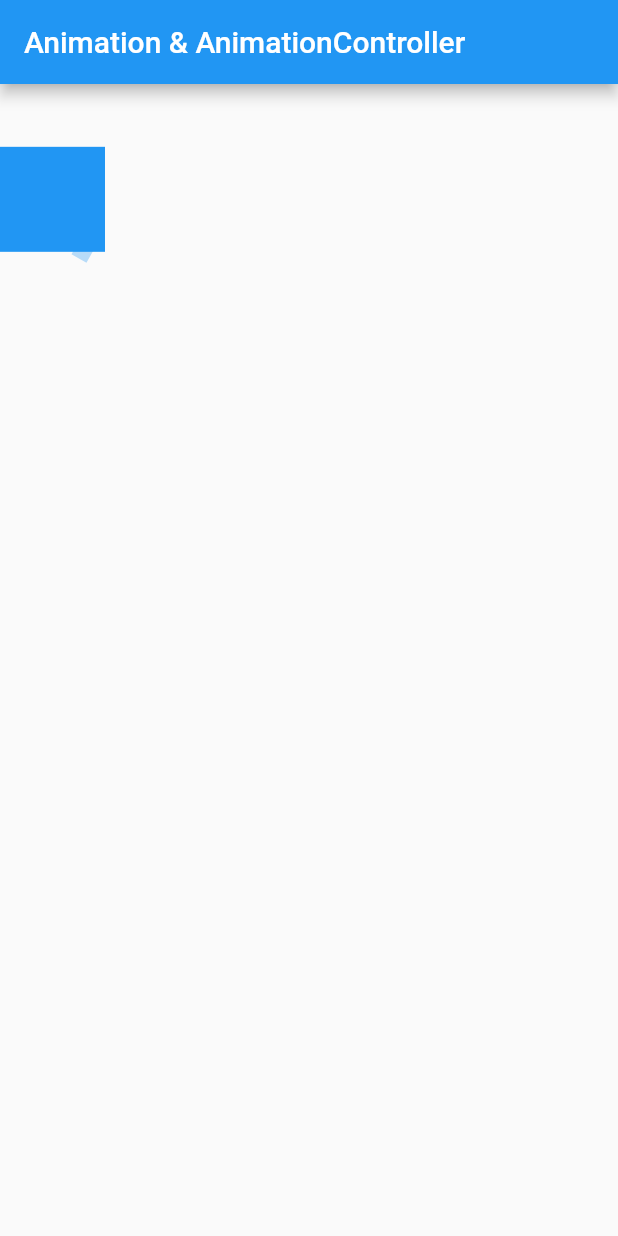
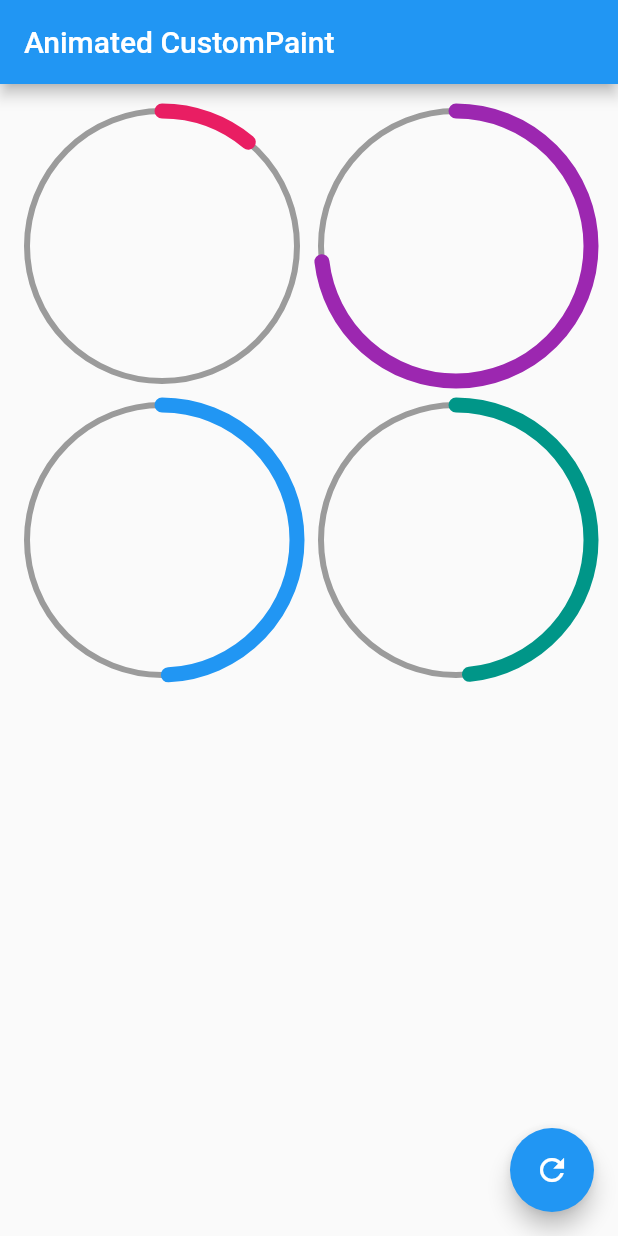
Before and after one commit to fabirt/flutter-design-practice, a Flutter app: the screen it shows after launch, on a phone screen of 412 x 824 dp. Run offline on Flutter 3.47's test engine with Material 2 defaults, Android fonts, the phone set to English and light mode, and no system bars.

Commit message:
Building an animated widget with custom painter

```diff
--- a/lib/main.dart
+++ b/lib/main.dart
@@ -1,5 +1,5 @@
 import 'package:flutter/material.dart';
-import 'package:flutter_design_practice/src/pages/animations_page.dart';
+import 'package:flutter_design_practice/src/pages/circular_progress_page.dart';
 
 void main() => runApp(MyApp());
 
@@ -9,7 +9,7 @@ class MyApp extends StatelessWidget {
     return MaterialApp(
       debugShowCheckedModeBanner: false,
       title: 'Flutter design pratice',
-      home: AnimationsPage(),
+      home: CircularProgressPage(),
     );
   }
 }
--- /dev/null
+++ b/lib/src/pages/circular_progress_page.dart
@@ -0,0 +1,52 @@
+import 'dart:math';
+
+import 'package:flutter/material.dart';
+import 'package:flutter_design_practice/src/widgets/radial_progress_indicator.dart';
+
+class CircularProgressPage extends StatefulWidget {
+  @override
+  _CircularProgressPageState createState() => _CircularProgressPageState();
+}
+
+class _CircularProgressPageState extends State<CircularProgressPage> {
+  @override
+  Widget build(BuildContext context) {
+    final random = Random();
+
+    return Scaffold(
+      appBar: AppBar(
+        title: const Text('Animated CustomPaint'),
+      ),
+      floatingActionButton: FloatingActionButton(
+        onPressed: () {
+          setState(() {});
+        },
+        child: Icon(Icons.refresh),
+      ),
+      body: Center(
+        child: GridView.count(
+          crossAxisCount: 2,
+          padding: const EdgeInsets.all(10.0),
+          children: <Widget>[
+            RadialProgressIndicator(
+              value: random.nextDouble(),
+              valueColor: Colors.pink,
+            ),
+            RadialProgressIndicator(
+              value: random.nextDouble(),
+              valueColor: Colors.purple,
+            ),
+            RadialProgressIndicator(
+              value: random.nextDouble(),
+              valueColor: Colors.blue,
+            ),
+            RadialProgressIndicator(
+              value: random.nextDouble(),
+              valueColor: Colors.teal,
+            ),
+          ],
+        ),
+      ),
+    );
+  }
+}
--- /dev/null
+++ b/lib/src/widgets/radial_progress_indicator.dart
@@ -0,0 +1,142 @@
+import 'dart:math' as math;
+
+import 'package:flutter/material.dart';
+
+class RadialProgressIndicator extends StatefulWidget {
+  /// [value] goes from `0.0` to `1.0`.
+  final double value;
+  final Color valueColor;
+  final Color backgroundColor;
+
+  const RadialProgressIndicator({
+    Key key,
+    this.value = 0.0,
+    this.valueColor,
+    this.backgroundColor,
+  }) : super(key: key);
+
+  @override
+  _RadialProgressIndicatorState createState() =>
+      _RadialProgressIndicatorState();
+}
+
+class _RadialProgressIndicatorState extends State<RadialProgressIndicator>
+    with SingleTickerProviderStateMixin {
+  AnimationController _controller;
+
+  static const _duration = Duration(milliseconds: 400);
+
+  @override
+  void initState() {
+    super.initState();
+    _controller = AnimationController(
+      vsync: this,
+      duration: _duration,
+    );
+
+    if (widget.value > 0.0 && widget.value <= 1.0) {
+      _controller.animateTo(
+        widget.value,
+        curve: Curves.easeOut,
+        duration: _duration,
+      );
+    }
+  }
+
+  @override
+  void dispose() {
+    _controller.dispose();
+    super.dispose();
+  }
+
+  @override
+  void didUpdateWidget(RadialProgressIndicator oldWidget) {
+    super.didUpdateWidget(oldWidget);
+    if (oldWidget.value != widget.value) {
+      if (widget.value <= 1.0 && widget.value >= 0.0) {
+        _controller.animateTo(
+          widget.value,
+          curve: Curves.easeOut,
+          duration: _duration,
+        );
+      }
+    }
+  }
+
+  @override
+  Widget build(BuildContext context) {
+    final theme = Theme.of(context);
+    final valueColor = widget.valueColor ?? theme.accentColor;
+    final backgroundColor = widget.backgroundColor ?? theme.disabledColor;
+
+    return Container(
+      width: double.infinity,
+      height: double.infinity,
+      padding: const EdgeInsets.all(8.0),
+      child: AnimatedBuilder(
+        animation: _controller,
+        builder: (BuildContext context, Widget child) {
+          final progress = _controller.value;
+          return CustomPaint(
+            painter: _RadialProgressPainter(
+              progress,
+              valueColor: valueColor,
+              backgroundColor: backgroundColor,
+            ),
+          );
+        },
+      ),
+    );
+  }
+}
+
+class _RadialProgressPainter extends CustomPainter {
+  final double progress;
+  final Color valueColor;
+  final Color backgroundColor;
+
+  _RadialProgressPainter(
+    this.progress, {
+    @required this.valueColor,
+    @required this.backgroundColor,
+  });
+
+  @override
+  void paint(Canvas canvas, Size size) {
+    // Background circle
+    final circlePaint = Paint()
+      ..strokeWidth = 4.0
+      ..color = backgroundColor
+      ..style = PaintingStyle.stroke;
+
+    final width = size.width / 2;
+    final height = size.height / 2;
+
+    final center = Offset(width, height);
+    final radius = math.min(width, height);
+
+    canvas.drawCircle(center, radius, circlePaint);
+
+    // Progress arc
+    final arcPaint = Paint()
+      ..strokeWidth = 10.0
+      ..color = valueColor
+      ..strokeCap = StrokeCap.round
+      ..style = PaintingStyle.stroke;
+
+    final angle = 2 * math.pi * progress;
+
+    canvas.drawArc(
+      Rect.fromCircle(center: center, radius: radius),
+      -math.pi / 2,
+      angle,
+      false,
+      arcPaint,
+    );
+  }
+
+  @override
+  bool shouldRepaint(_RadialProgressPainter oldDelegate) {
+    return oldDelegate.progress != progress;
+  }
+}
```
Also changed, not shown: lib/src/labs/circular_progress_page.dart (added, +110 -0 lines).
